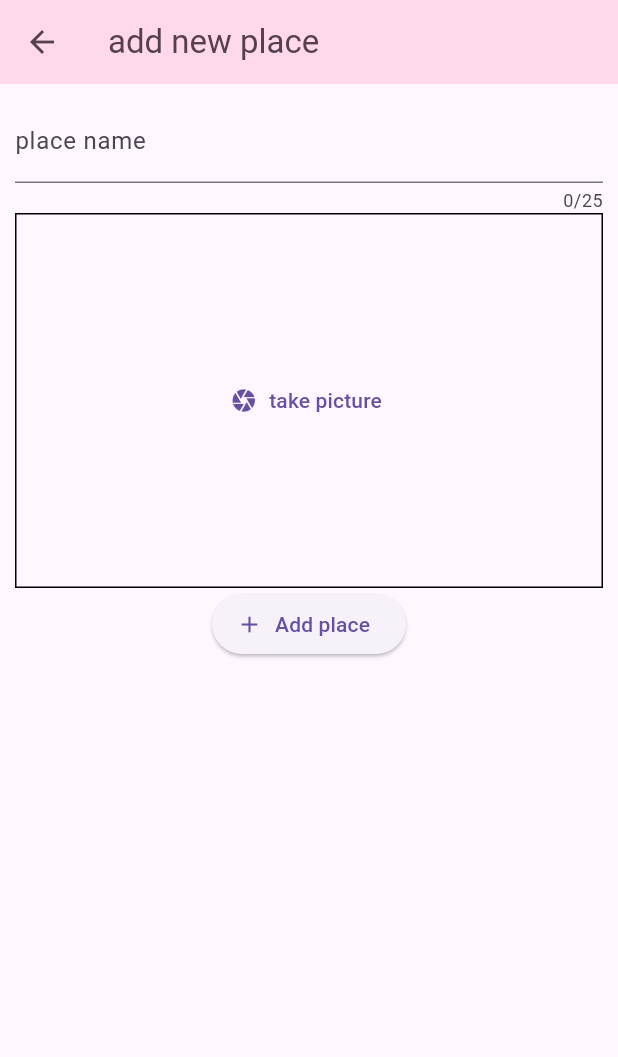
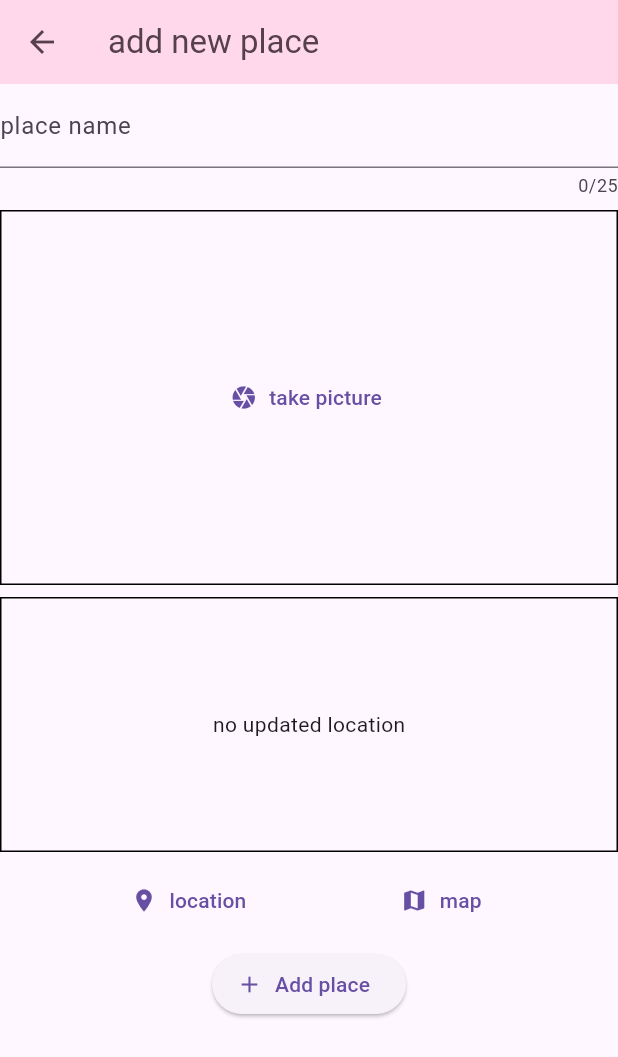
Before and after one commit to FloraUrio/favorite_place, a Flutter app: the screen it shows after launch, after a tap on the "add" icon, on a phone screen of 412 x 824 dp. Shown: the top 1057 px of the screen. Run offline on Flutter 3.47's test engine with Material 3 defaults, Android fonts, the phone set to English and light mode, and no system bars; our stand-ins replace flutter_riverpod, image_picker, location.

Commit message:
init commit

```diff
--- a/lib/screens/home.dart
+++ b/lib/screens/home.dart
@@ -26,7 +26,10 @@ class PlacesScreen extends ConsumerWidget {
         ],
       ),
 
-      body: PlacesList(place: newPlace),
+      body: Padding(
+        padding: const EdgeInsets.all(8.0),
+        child: PlacesList( place: newPlace),
+      ),
     );
   }
 }
--- a/lib/screens/places_detail.dart
+++ b/lib/screens/places_detail.dart
@@ -6,6 +6,7 @@ import 'package:flutter_riverpod/flutter_riverpod.dart';
 
 import 'package:places/provider/user_places.dart';
 import 'package:places/widgets/image_input.dart';
+import 'package:places/widgets/location_input.dart';
 
 class AddPlaces extends ConsumerStatefulWidget {
   const AddPlaces({super.key});
@@ -20,19 +21,21 @@ class _AddPlacesState extends ConsumerState<AddPlaces> {
 
   void saveitem(){
     final enteredTitle = titleController.text;
-    // ignore: unrelated_type_equality_checks
-    if(enteredTitle == Null || enteredTitle.isEmpty){
+
+    if(selectedImage == null || enteredTitle.isEmpty){
       return;
+
     }
     ref.read(userPlacesProvider.notifier).addNewPlace(enteredTitle, selectedImage!);
+
+    Navigator.of(context).pop();
   }
 
   @override
   Widget build(BuildContext context) {
     return Scaffold(
       appBar: AppBar(title: Text('add new place')),
-      body: Padding(
-        padding: EdgeInsetsGeometry.all(10),
+      body: SingleChildScrollView(
         child: Column(
           children: [
             TextField(
@@ -40,11 +43,18 @@ class _AddPlacesState extends ConsumerState<AddPlaces> {
               controller: titleController,
               decoration: InputDecoration(label: Text('place name')),
             ),
+
+            SizedBox(height: 8,),
             ImageInput(
               onPickedImage: (image) {
                 selectedImage = image;
               },
             ),
+
+            SizedBox(height: 8,),
+            LocationInput(),
+
+            SizedBox(height: 8,),
             Row(
               mainAxisAlignment: MainAxisAlignment.center,
               children: [
--- /dev/null
+++ b/lib/widgets/location_input.dart
@@ -0,0 +1,97 @@
+import 'package:flutter/material.dart';
+import 'package:location/location.dart';
+import 'package:http/http.dart';
+
+class LocationInput extends StatefulWidget {
+  const LocationInput({super.key});
+
+
+  @override
+  State<LocationInput> createState() => _LocationInputState();
+}
+
+class _LocationInputState extends State<LocationInput> {
+Location? isPickedLocation;
+var isGettingLocation = false;
+
+
+Future<void> addLocation() async {
+  Location location = Location();
+
+bool serviceEnabled;
+PermissionStatus permissionGranted;
+LocationData locationData;
+
+serviceEnabled = await location.serviceEnabled();
+if (!serviceEnabled) {
+  serviceEnabled = await location.requestService();
+  if (!serviceEnabled) {
+    return;
+  }
+}
+
+permissionGranted = await location.hasPermission();
+if (permissionGranted == PermissionStatus.denied) {
+  permissionGranted = await location.requestPermission();
+  if (permissionGranted != PermissionStatus.granted) {
+    return;
+  }
+}
+
+setState(() {
+    isGettingLocation = true;
+  });
+
+locationData = await location.getLocation();
+
+
+setState(() {
+    isGettingLocation = false;
+  });
+}
+
+  @override
+  Widget build(BuildContext context) {
+    Widget previewContent =  Container(
+          alignment: Alignment.center,
+          width: double.infinity,
+          height: 170,
+          decoration: BoxDecoration(
+            border: Border.all(
+              width: 1
+            )
+          ),
+          child: Text(
+            'no updated location'
+          ),
+        ) ;
+
+        if(isGettingLocation){
+          previewContent = CircularProgressIndicator();
+        }
+
+    return Column(
+       children: [
+       previewContent,
+
+        SizedBox(height: 8,),
+        Row(
+          mainAxisAlignment: MainAxisAlignment.spaceEvenly,
+          children: [
+            TextButton.icon(
+              icon: Icon(Icons.location_on),
+              label: Text('location'),
+              onPressed: addLocation ,
+             ),
+
+             TextButton.icon(
+              icon: Icon(Icons.map),
+              label: Text('map'),
+              onPressed: (){},
+             ),
+          ],
+        )
+      ],
+    );
+  }
+}
--- a/pubspec.yaml
+++ b/pubspec.yaml
@@ -37,6 +37,8 @@ dependencies:
   image_picker: ^1.2.0
   uuid: ^4.5.1
   flutter_riverpod: ^2.6.1
+  location: ^8.0.1
+  http: ^1.5.0
 
 dev_dependencies:
   flutter_test:
```
Also changed, not shown: lib/provider/user_places.dart (+7 -5 lines), lib/screens/place_detais.dart (added, +21 -0 lines), lib/widgets/places_list.dart (+14 -0 lines), pubspec.lock, 2 other files.
